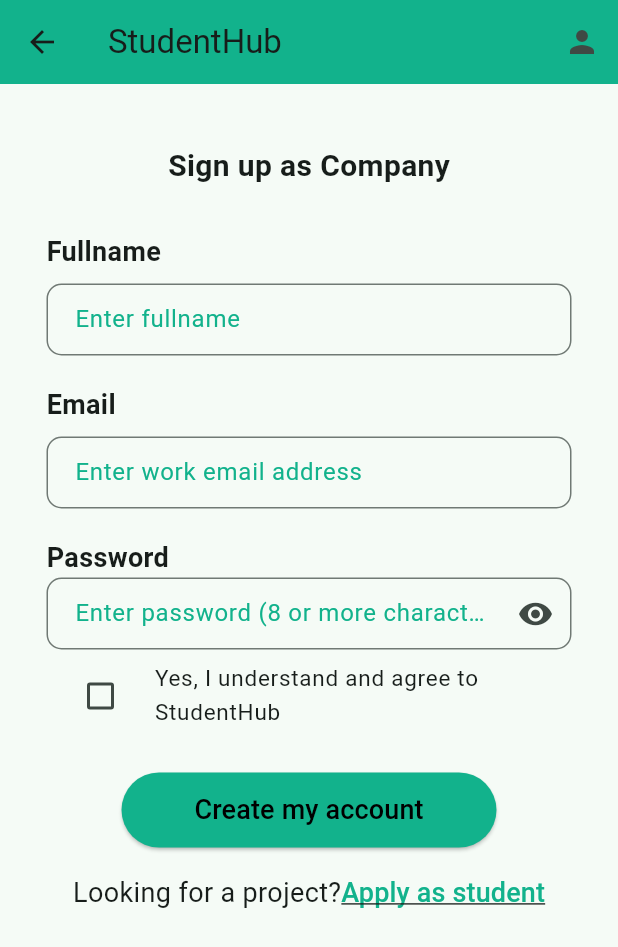
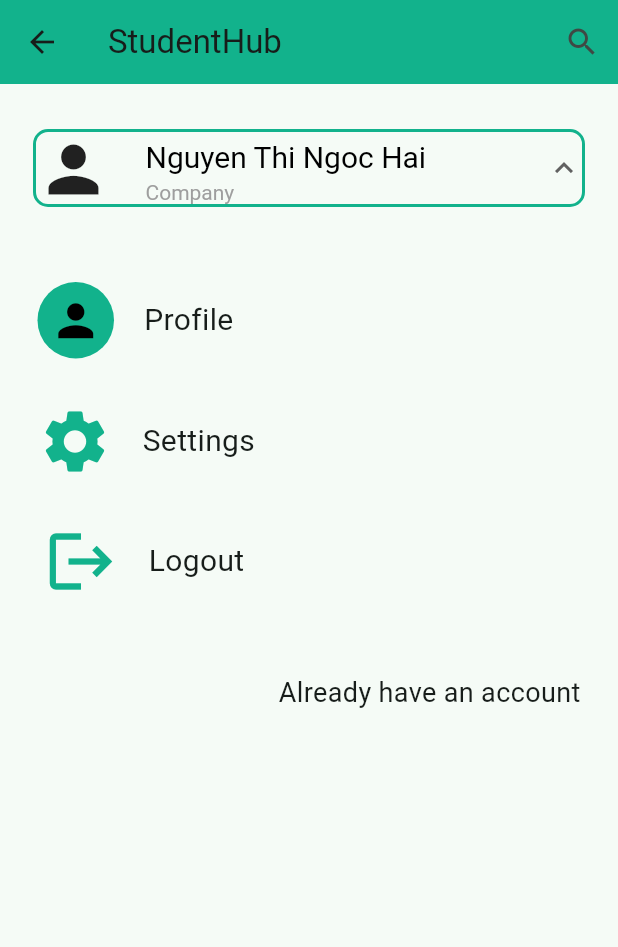
Before and after one commit to 20KTPM-AMAD/StudentHub, a Flutter app: the SignUpStep2Screen screen opened directly, after a tap on the "person" icon, on a phone screen of 412 x 824 dp. Shown: the top 947 px of the screen. Run offline on Flutter 3.47's test engine with Material 3 defaults, Android fonts, the light colour scheme and no system bars.

Commit message:
Refactor code

```diff
--- a/lib/components/drop_down_upgrade.dart
+++ b/lib/components/drop_down_upgrade.dart
@@ -2,12 +2,10 @@
 
 List<Map<String, dynamic>> list = [
   {'name': 'Nguyen Thi Ngoc Hai', 'position': 'Company', 'icon': Icons.person},
-  {
-    'name': 'Nguyen Thi Ngoc Hai',
-    'position': 'Student',
-    'icon': Icons.person
-  }
+  {'name': 'Nguyen Thi Ngoc Hai', 'position': 'Student', 'icon': Icons.person}
 ];
+
+const Color _green = Color(0xFF12B28C);
 
 class DropdownUpgrade extends StatefulWidget {
   const DropdownUpgrade({super.key});
@@ -24,7 +22,7 @@
       decoration: BoxDecoration(
         borderRadius: BorderRadius.circular(10.0),
         border: Border.all(
-          color: Colors.green,
+          color: _green,
           width: 2.0,
         ),
       ),
@@ -64,7 +62,8 @@
                               padding: EdgeInsets.only(left: 15.0, top: 5.0),
                               child: Text(
                                 value['name'],
-                                style: TextStyle(fontSize: 20, color: Colors.black),
+                                style: TextStyle(
+                                    fontSize: 20, color: Colors.black),
                               ),
                             )
                           ],
--- a/lib/main.dart
+++ b/lib/main.dart
@@ -15,6 +15,8 @@
       title: 'StudentHub',
       theme: ThemeData(
         colorScheme: ColorScheme.fromSeed(seedColor: const Color(0xFF12B28C)),
+        appBarTheme: const AppBarTheme(backgroundColor: Color(0xFF12B28C)),
+        buttonTheme: const ButtonThemeData(buttonColor: Color(0xFF12B28C))
       ),
       home: const HomeScreen(),
     );
--- a/lib/pages/authentication/pages/authentication/login_screen.dart
+++ /dev/null
@@ -1 +0,0 @@
-// TODO Implement this library.
--- a/lib/pages/authentication/sign_up_step_2_screen.dart
+++ b/lib/pages/authentication/sign_up_step_2_screen.dart
@@ -1,4 +1,6 @@
 import 'package:flutter/material.dart';
+import 'package:studenthub/pages/profile/profile_input_screen.dart';
+import 'package:studenthub/pages/profile/switch_account_screen.dart';
 
 const Color _green = Color(0xFF12B28C);
 
@@ -22,7 +24,9 @@
         actions: <Widget>[
           IconButton(
             icon: const Icon(Icons.person),
-            onPressed: () {},
+            onPressed: () {
+              Navigator.push(context, MaterialPageRoute(builder: (context) => const SwitchAccountScreen()),);
+            },
           ),
         ],
       ),
--- /dev/null
+++ b/lib/pages/profile/switch_account_screen.dart
@@ -0,0 +1,126 @@
+import 'package:flutter/material.dart';
+import 'package:studenthub/components/drop_down_upgrade.dart';
+import 'package:studenthub/pages/profile/profile_input_screen.dart';
+
+const Color _green = Color(0xFF12B28C);
+
+class SwitchAccountScreen extends StatefulWidget {
+  const SwitchAccountScreen({Key? key}) : super(key: key);
+
+  @override
+  _SwitchAccountScreenState createState() => _SwitchAccountScreenState();
+}
+
+class _SwitchAccountScreenState extends State<SwitchAccountScreen> {
+  @override
+  void initState() {
+    super.initState();
+  }
+
+  @override
+  Widget build(BuildContext context) {
+    return Scaffold(
+      appBar: AppBar(
+        title: const Text('StudentHub'),
+        backgroundColor: _green,
+        actions: <Widget>[
+          IconButton(
+            icon: const Icon(Icons.search),
+            onPressed: () {},
+          ),
+        ],
+      ),
+      body: SingleChildScrollView(
+        child: Column(
+          children: [
+            const SizedBox(height: 30),
+            const DropdownUpgrade(),
+            const SizedBox(height: 50),
+            GestureDetector(
+              onTap: () {
+                Navigator.push(
+                  context,
+                  MaterialPageRoute(
+                      builder: (context) => const ProfileInputScreen()),
+                );
+              },
+              child: Container(
+                padding: const EdgeInsets.symmetric(horizontal: 25),
+                child: const Row(
+                  children: [
+                    Material(
+                      shape: CircleBorder(), // Thiết lập hình dạng là hình tròn
+                      color: _green, // Thiết lập màu nền của nút
+                      child: IconButton(
+                          icon: Icon(
+                            Icons.person,
+                            color: Colors.black,
+                            size: 35,
+                          ),
+                          color: _green,
+                          onPressed: null // Màu của biểu tượng
+                          ),
+                    ),
+                    SizedBox(width: 20.0),
+                    Text('Profile', style: TextStyle(fontSize: 20))
+                  ],
+                ),
+              ),
+            ),
+            const SizedBox(height: 30),
+            GestureDetector(
+              onTap: () {},
+              child: Container(
+                padding: const EdgeInsets.symmetric(horizontal: 25),
+                child: const Row(
+                  children: [
+                    Icon(
+                      Icons.settings,
+                      size: 50.0,
+                      color: _green,
+                    ),
+                    SizedBox(width: 20.0),
+                    Text('Settings', style: TextStyle(fontSize: 20))
+                  ],
+                ),
+              ),
+            ),
+            const SizedBox(height: 30),
+            GestureDetector(
+              onTap: () {},
+              child: Container(
+                padding: const EdgeInsets.symmetric(horizontal: 25),
+                child: const Row(
+                  children: [
+                    SizedBox(width: 4.0),
+                    Icon(
+                      Icons.logout,
+                      size: 50.0,
+                      color: _green,
+                    ),
+                    SizedBox(width: 20.0),
+                    Text('Logout', style: TextStyle(fontSize: 20))
+                  ],
+                ),
+              ),
+            ),
+            const SizedBox(height: 50),
+            GestureDetector(
+              onTap: () {},
+              child: Align(
+                alignment: Alignment.bottomRight,
+                child: Container(
+                  padding: const EdgeInsets.symmetric(horizontal: 25),
+                  child: const Text(
+                    'Already have an account',
+                    style: TextStyle(fontSize: 18),
+                  ),
+                ),
+              ),
+            ),
+          ],
+        ),
+      ),
+    );
+  }
+}
```
Also changed, not shown: lib/components/input_group.dart (+22 -6 lines), lib/pages/profile/profile_edit_screen.dart (renamed from lib/pages/profile/profile_edit_page.dart, +4 -4 lines), lib/pages/profile/profile_input_page.dart (deleted, +0 -75 lines), lib/pages/profile/profile_input_screen.dart (added, +90 -0 lines), lib/pages/profile/switch_account_page.dart (deleted, +0 -85 lines), lib/welcome_screen.dart (renamed from lib/welcomeScreen.dart).
